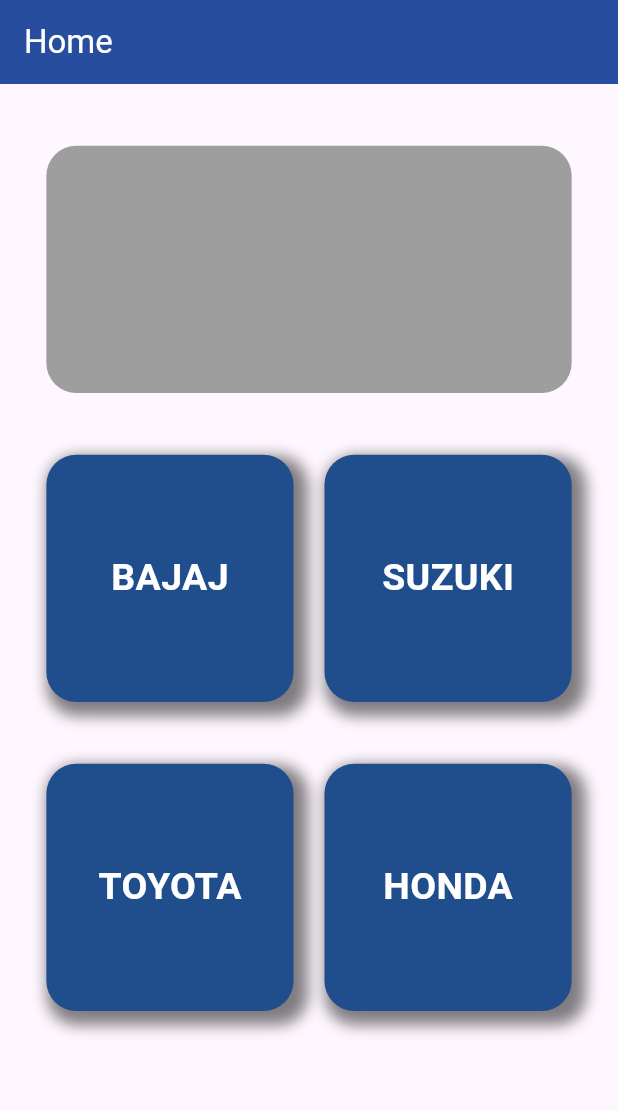
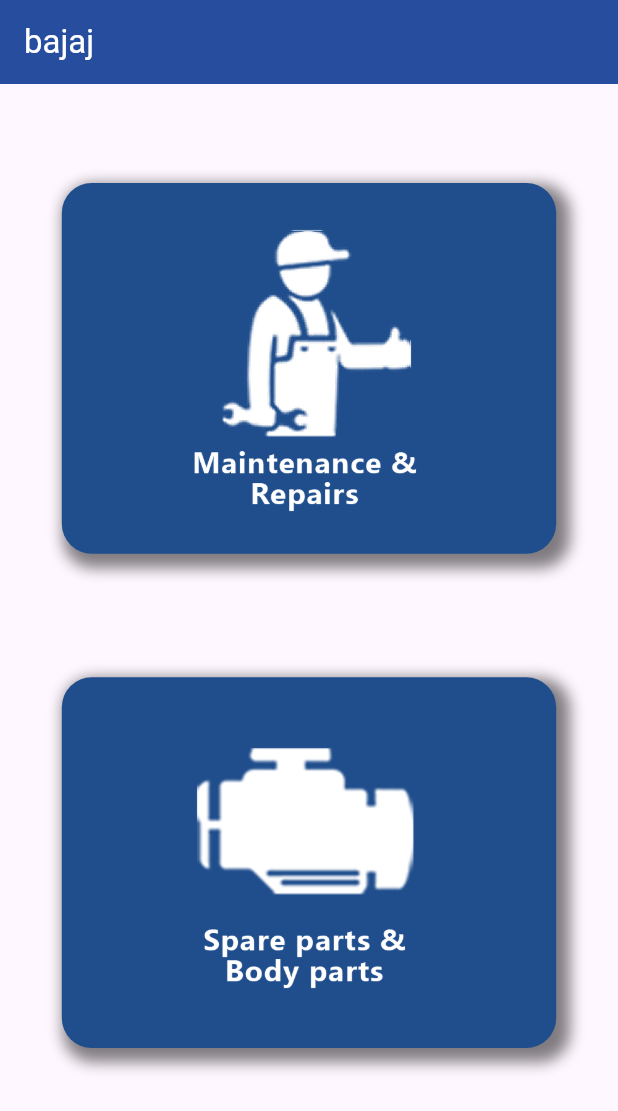
Before and after one commit to Dinethchathurya/riya_garage, a Flutter app: the screen it shows after launch, on a phone screen of 412 x 824 dp. Shown: the top 1111 px of the screen. Run offline on Flutter 3.47's test engine with Material 3 defaults, Android fonts, the light colour scheme and no system bars.

Commit message:
feat : add second screen

```diff
--- a/lib/View/Screens/Components/HomePageBoxWidget.dart
+++ b/lib/View/Screens/Components/HomePageBoxWidget.dart
@@ -17,7 +17,8 @@
 
   @override
   Widget build(BuildContext context) {
-    return Container(
+    return
+      Container(
       width: screenWidth * 0.4,
       height: screenHeight * 0.2,
       decoration: BoxDecoration(
--- a/lib/View/Screens/HomeScreen.dart
+++ b/lib/View/Screens/HomeScreen.dart
@@ -23,8 +23,8 @@
         ),
         backgroundColor: AppColors.color7,
       ),
-      body: SafeArea(child:
-      Column(
+      body: SafeArea(
+        child: Column(
         children: [
           Row(
             mainAxisAlignment: MainAxisAlignment.center,
--- /dev/null
+++ b/lib/View/Screens/SecondScreen.dart
@@ -0,0 +1,84 @@
+import 'package:flutter/material.dart';
+
+import '../AppColors.dart';
+
+class SecondScreen extends StatelessWidget {
+  const SecondScreen({super.key});
+
+  @override
+  Widget build(BuildContext context) {
+
+    double screenWidth = MediaQuery.of(context).size.width;
+    double screenHeight = MediaQuery.of(context).size.height;
+
+    return Scaffold(
+      appBar: AppBar(
+        title: const Text("bajaj",
+          style: TextStyle(
+            color: Colors.white,
+          ),
+        ),
+        backgroundColor: AppColors.color7,
+      ),
+      body: SafeArea(
+        child: Column(
+        children: [
+          Center(
+            child: Container(
+              width: screenWidth * 0.8,
+              height: screenHeight * 0.3, // Keep container height the same
+              decoration: BoxDecoration(
+                color: AppColors.themeBlue,
+                borderRadius: BorderRadius.circular(20),
+                boxShadow: [
+                  BoxShadow(
+                    color: Colors.black.withOpacity(0.5), // Shadow color with opacity
+                    spreadRadius: 4, // How much the shadow spreads
+                    blurRadius: 8,   // Softening the shadow (higher value means more blur)
+                    offset: const Offset(5, 5), // Offset in the x and y directions
+                  ),
+                ],
+              ),
+              margin: EdgeInsets.only(top: screenHeight * 0.08),
+              child: Center(
+                child: Image.asset(
+                  'assets/Maintenance-Repairs-icon.png',
+                  width: screenWidth * 0.8, // Increase the image size (adjust as needed)
+                  height: screenHeight * 0.3, // Adjust height as needed
+                  fit: BoxFit.cover, // Maintain the aspect ratio of the image
+                ),
+              ),
+            ),
+          ),
+          Center(
+            child: Container(
+              width: screenWidth * 0.8,
+              height: screenHeight * 0.3,
+              decoration: BoxDecoration(
+                color: AppColors.themeBlue,
+                borderRadius: BorderRadius.circular(20),
+                boxShadow: [
+                  BoxShadow(
+                    color: Colors.black.withOpacity(0.5), // Shadow color with opacity
+                    spreadRadius: 4, // How much the shadow spreads
+                    blurRadius: 8,   // Softening the shadow (higher value means more blur)
+                    offset: const Offset(5, 5), // Offset in the x and y directions
+                  ),
+                ],// Make it a circle
+              ),
+              margin: EdgeInsets.only(top: screenHeight * 0.1),
+              child: Center(
+                child: Image.asset('assets/SpareParts-BodyParts-icon.png',
+                  width: screenWidth * 0.8,
+                  height: screenHeight * 0.6,
+                  fit: BoxFit.cover,
+                ),
+              ),
+            ),
+          )
+        ],
+      ),
+      ),
+    );
+  }
+}
--- a/lib/main.dart
+++ b/lib/main.dart
@@ -2,6 +2,7 @@
 import 'package:riya_garage/View/AppColors.dart';
 
 import 'View/Screens/HomeScreen.dart';
+import 'View/Screens/SecondScreen.dart';
 
 void main() {
   runApp(const MyApp());
@@ -17,7 +18,7 @@
       theme: ThemeData(
         dialogBackgroundColor: AppColors.color2,
       ),
-      home: const MyHomePage(),
+      home: const SecondScreen(),
     );
   }
 }
--- a/pubspec.yaml
+++ b/pubspec.yaml
@@ -59,9 +59,8 @@
   uses-material-design: true
 
   # To add assets to your application, add an assets section, like this:
-  # assets:
-  #   - images/a_dot_burr.jpeg
-  #   - images/a_dot_ham.jpeg
+  assets:
+    - assets/
 
   # An image asset can refer to one or more resolution-specific "variants", see
   # https://flutter.dev/to/resolution-aware-images
```
Also changed, not shown: assets/Maintenance-Repairs-icon.png (added), assets/Riya LOGO icon V1.png (added), assets/RiyaIconBlue.png (added), assets/SpareParts-BodyParts-icon.png (added), 3 other files.
